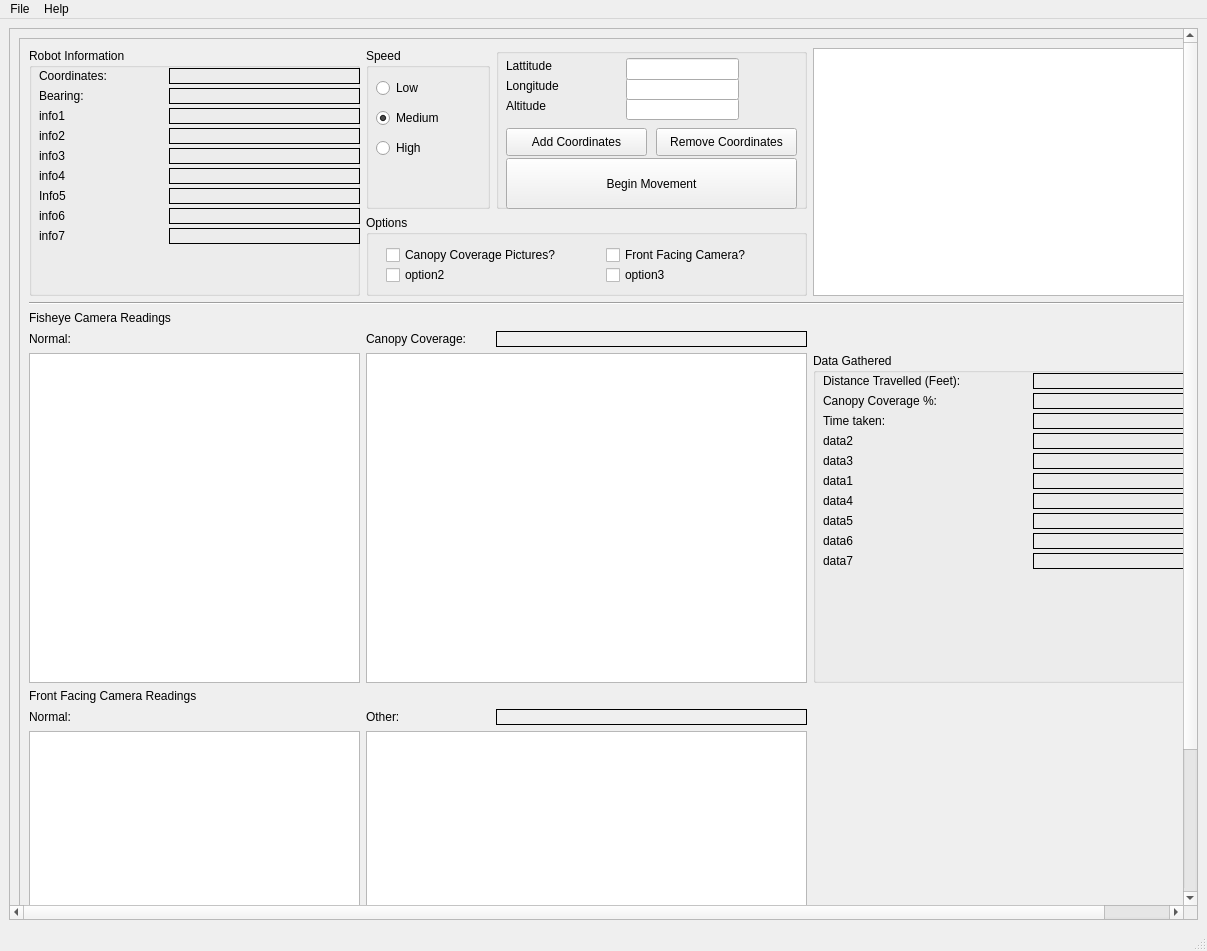
Old version of the form RobotUI.ui in the repository danielsmith1313/Robot.
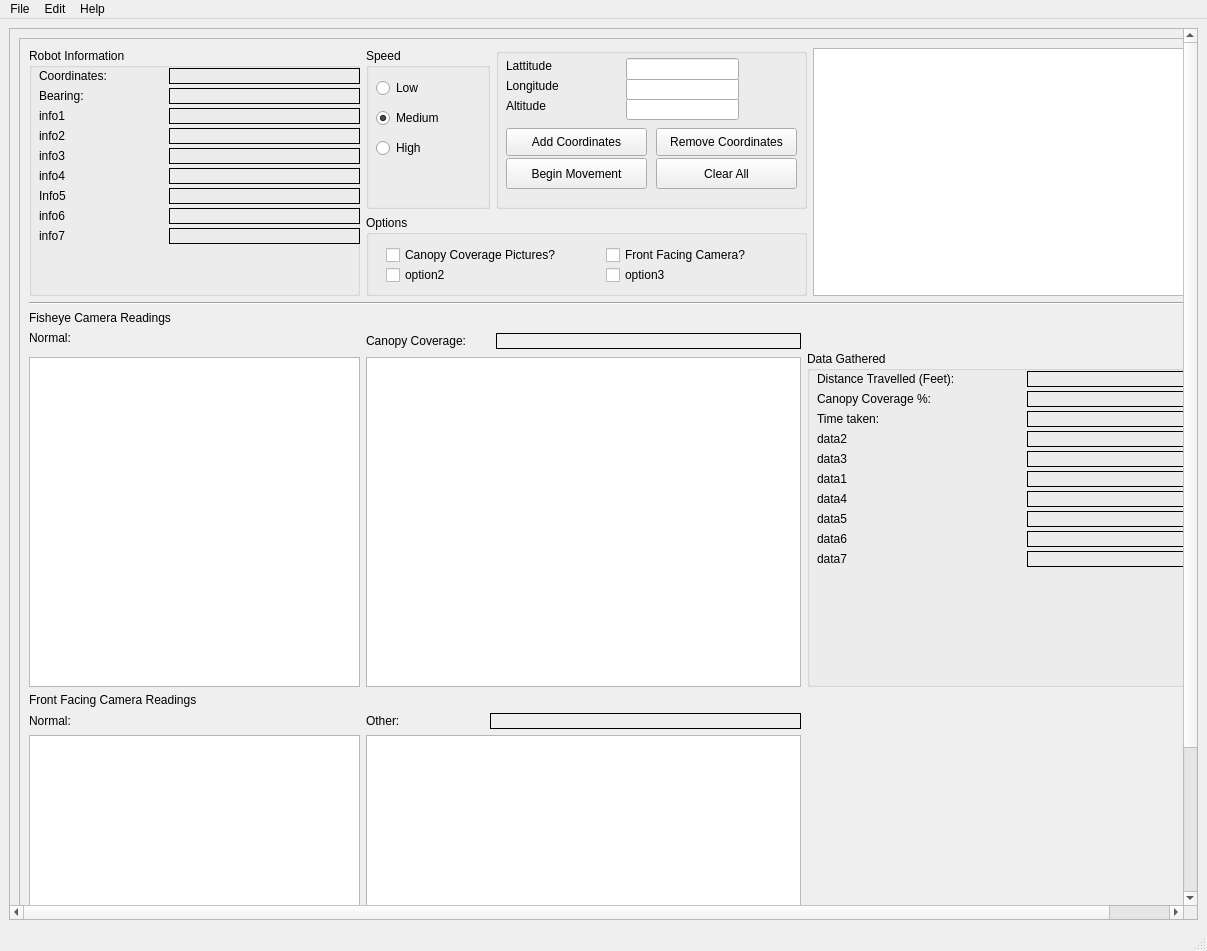
New version of the form.

Commit message: Added clear button

The edit to the form file:
```diff
--- a/RobotUI.ui
+++ b/RobotUI.ui
@@ -14,8 +14,8 @@
    <string>MainWindow</string>
   </property>
   <widget class="QWidget" name="centralwidget">
-   <layout class="QGridLayout" name="gridLayout">
-    <item row="0" column="0">
+   <layout class="QVBoxLayout" name="verticalLayout">
+    <item>
      <widget class="QScrollArea" name="scrollArea">
       <property name="sizePolicy">
        <sizepolicy hsizetype="Expanding" vsizetype="Expanding">
@@ -37,8 +37,8 @@
         <rect>
          <x>0</x>
          <y>0</y>
-         <width>1253</width>
-         <height>1071</height>
+         <width>1246</width>
+         <height>1078</height>
         </rect>
        </property>
        <layout class="QGridLayout" name="gridLayout_2">
@@ -50,7 +50,7 @@
           <property name="frameShadow">
            <enum>QFrame::Raised</enum>
           </property>
-          <layout class="QGridLayout" name="gridLayout_3">
+          <layout class="QGridLayout" name="gridLayout">
            <item row="0" column="0" rowspan="2">
             <widget class="QGroupBox" name="groupBox_3">
              <property name="sizePolicy">
@@ -331,7 +331,7 @@
              </widget>
             </widget>
            </item>
-           <item row="0" column="1">
+           <item row="0" column="1" colspan="2">
             <widget class="QGroupBox" name="groupBox">
              <property name="sizePolicy">
               <sizepolicy hsizetype="Expanding" vsizetype="Expanding">
@@ -386,7 +386,7 @@
              </widget>
             </widget>
            </item>
-           <item row="0" column="2">
+           <item row="0" column="3" colspan="2">
             <widget class="QGroupBox" name="groupBox_5">
              <property name="sizePolicy">
               <sizepolicy hsizetype="Expanding" vsizetype="Expanding">
@@ -434,8 +434,8 @@
                <rect>
                 <x>10</x>
                 <y>110</y>
-                <width>291</width>
-                <height>51</height>
+                <width>141</width>
+                <height>31</height>
                </rect>
               </property>
               <property name="text">
@@ -511,9 +511,22 @@
                <string>Longitude</string>
               </property>
              </widget>
+             <widget class="QPushButton" name="btnClear">
+              <property name="geometry">
+               <rect>
+                <x>160</x>
+                <y>110</y>
+                <width>141</width>
+                <height>31</height>
+               </rect>
+              </property>
+              <property name="text">
+               <string>Clear All</string>
+              </property>
+             </widget>
             </widget>
            </item>
-           <item row="0" column="3" rowspan="2">
+           <item row="0" column="5" rowspan="2">
             <widget class="QListWidget" name="lstPoints">
              <property name="sizePolicy">
               <sizepolicy hsizetype="Expanding" vsizetype="Expanding">
@@ -529,7 +542,7 @@
              </property>
             </widget>
            </item>
-           <item row="1" column="1" colspan="2">
+           <item row="1" column="1" colspan="4">
             <widget class="QGroupBox" name="groupBox_4">
              <property name="sizePolicy">
               <sizepolicy hsizetype="Expanding" vsizetype="Expanding">
@@ -600,7 +613,7 @@
              </widget>
             </widget>
            </item>
-           <item row="2" column="0" colspan="4">
+           <item row="2" column="0" colspan="6">
             <widget class="Line" name="line_2">
              <property name="orientation">
               <enum>Qt::Horizontal</enum>
@@ -633,7 +646,7 @@
              </property>
             </widget>
            </item>
-           <item row="4" column="1">
+           <item row="4" column="1" rowspan="2" colspan="2">
             <widget class="QLabel" name="label_4">
              <property name="sizePolicy">
               <sizepolicy hsizetype="Expanding" vsizetype="Fixed">
@@ -652,17 +665,17 @@
              </property>
             </widget>
            </item>
-           <item row="4" column="2">
+           <item row="4" column="3" rowspan="2">
             <widget class="QLabel" name="lblCurrentCanopyCoverage">
              <property name="sizePolicy">
-              <sizepolicy hsizetype="Minimum" vsizetype="Minimum">
+              <sizepolicy hsizetype="Expanding" vsizetype="Fixed">
                <horstretch>0</horstretch>
                <verstretch>0</verstretch>
               </sizepolicy>
              </property>
              <property name="minimumSize">
               <size>
-               <width>200</width>
+               <width>220</width>
                <height>16</height>
               </size>
              </property>
@@ -674,39 +687,7 @@
              </property>
             </widget>
            </item>
-           <item row="5" column="0">
-            <widget class="QGraphicsView" name="picFisheye">
-             <property name="sizePolicy">
-              <sizepolicy hsizetype="Expanding" vsizetype="Expanding">
-               <horstretch>0</horstretch>
-               <verstretch>0</verstretch>
-              </sizepolicy>
-             </property>
-             <property name="minimumSize">
-              <size>
-               <width>330</width>
-               <height>330</height>
-              </size>
-             </property>
-            </widget>
-           </item>
-           <item row="5" column="1" colspan="2">
-            <widget class="QGraphicsView" name="picCanopy">
-             <property name="sizePolicy">
-              <sizepolicy hsizetype="Minimum" vsizetype="Minimum">
-               <horstretch>0</horstretch>
-               <verstretch>0</verstretch>
-              </sizepolicy>
-             </property>
-             <property name="minimumSize">
-              <size>
-               <width>330</width>
-               <height>330</height>
-              </size>
-             </property>
-            </widget>
-           </item>
-           <item row="5" column="3">
+           <item row="5" column="4" rowspan="2" colspan="2">
             <widget class="QGroupBox" name="groupBox_2">
              <property name="sizePolicy">
               <sizepolicy hsizetype="Expanding" vsizetype="Expanding">
@@ -1016,6 +997,38 @@
             </widget>
            </item>
            <item row="6" column="0">
+            <widget class="QGraphicsView" name="picFisheye">
+             <property name="sizePolicy">
+              <sizepolicy hsizetype="Expanding" vsizetype="Expanding">
+               <horstretch>0</horstretch>
+               <verstretch>0</verstretch>
+              </sizepolicy>
+             </property>
+             <property name="minimumSize">
+              <size>
+               <width>330</width>
+               <height>330</height>
+              </size>
+             </property>
+            </widget>
+           </item>
+           <item row="6" column="1" colspan="3">
+            <widget class="QGraphicsView" name="picCanopy">
+             <property name="sizePolicy">
+              <sizepolicy hsizetype="Expanding" vsizetype="Expanding">
+               <horstretch>0</horstretch>
+               <verstretch>0</verstretch>
+              </sizepolicy>
+             </property>
+             <property name="minimumSize">
+              <size>
+               <width>330</width>
+               <height>330</height>
+              </size>
+             </property>
+            </widget>
+           </item>
+           <item row="7" column="0">
             <widget class="QLabel" name="label_28">
              <property name="sizePolicy">
               <sizepolicy hsizetype="Ignored" vsizetype="Preferred">
@@ -1028,7 +1041,7 @@
              </property>
             </widget>
            </item>
-           <item row="7" column="0">
+           <item row="8" column="0">
             <widget class="QLabel" name="label_17">
              <property name="sizePolicy">
               <sizepolicy hsizetype="Ignored" vsizetype="Preferred">
@@ -1041,7 +1054,7 @@
              </property>
             </widget>
            </item>
-           <item row="7" column="1">
+           <item row="8" column="1">
             <widget class="QLabel" name="label_29">
              <property name="sizePolicy">
               <sizepolicy hsizetype="Expanding" vsizetype="Fixed">
@@ -1060,17 +1073,17 @@
              </property>
             </widget>
            </item>
-           <item row="7" column="2">
+           <item row="8" column="2" colspan="2">
             <widget class="QLabel" name="lblOtherPictureData">
              <property name="sizePolicy">
-              <sizepolicy hsizetype="Minimum" vsizetype="Minimum">
+              <sizepolicy hsizetype="Expanding" vsizetype="Fixed">
                <horstretch>0</horstretch>
                <verstretch>0</verstretch>
               </sizepolicy>
              </property>
              <property name="minimumSize">
               <size>
-               <width>200</width>
+               <width>290</width>
                <height>16</height>
               </size>
              </property>
@@ -1082,7 +1095,7 @@
              </property>
             </widget>
            </item>
-           <item row="8" column="0">
+           <item row="9" column="0">
             <widget class="QGraphicsView" name="picFisheye_2">
              <property name="sizePolicy">
               <sizepolicy hsizetype="Expanding" vsizetype="Expanding">
@@ -1098,20 +1111,14 @@
              </property>
             </widget>
            </item>
-           <item row="8" column="1" colspan="2">
+           <item row="9" column="1" colspan="3">
             <widget class="QGraphicsView" name="picFisheye_3">
              <property name="sizePolicy">
-              <sizepolicy hsizetype="Minimum" vsizetype="Minimum">
+              <sizepolicy hsizetype="Expanding" vsizetype="Expanding">
                <horstretch>0</horstretch>
                <verstretch>0</verstretch>
               </sizepolicy>
              </property>
-             <property name="minimumSize">
-              <size>
-               <width>330</width>
-               <height>330</height>
-              </size>
-             </property>
             </widget>
            </item>
           </layout>
@@ -1139,7 +1146,12 @@
     <addaction name="actionSaveCoordinates"/>
     <addaction name="actionLoadCoordinates"/>
     <addaction name="actionExportData"/>
-    <addaction name="actionExit_2"/>
+   </widget>
+   <widget class="QMenu" name="menuEdit">
+    <property name="title">
+     <string>Edit</string>
+    </property>
+    <addaction name="actionExit"/>
    </widget>
    <widget class="QMenu" name="menuHelp">
     <property name="title">
@@ -1148,6 +1160,7 @@
     <addaction name="actionAbout"/>
    </widget>
    <addaction name="menuFile"/>
+   <addaction name="menuEdit"/>
    <addaction name="menuHelp"/>
   </widget>
   <widget class="QStatusBar" name="statusbar"/>
@@ -1176,11 +1189,6 @@
     <string>Export Data</string>
    </property>
   </action>
-  <action name="actionExit_2">
-   <property name="text">
-    <string>Exit</string>
-   </property>
-  </action>
  </widget>
  <tabstops>
   <tabstop>scrollArea</tabstop>
```
The commit also changes 1 other file.
